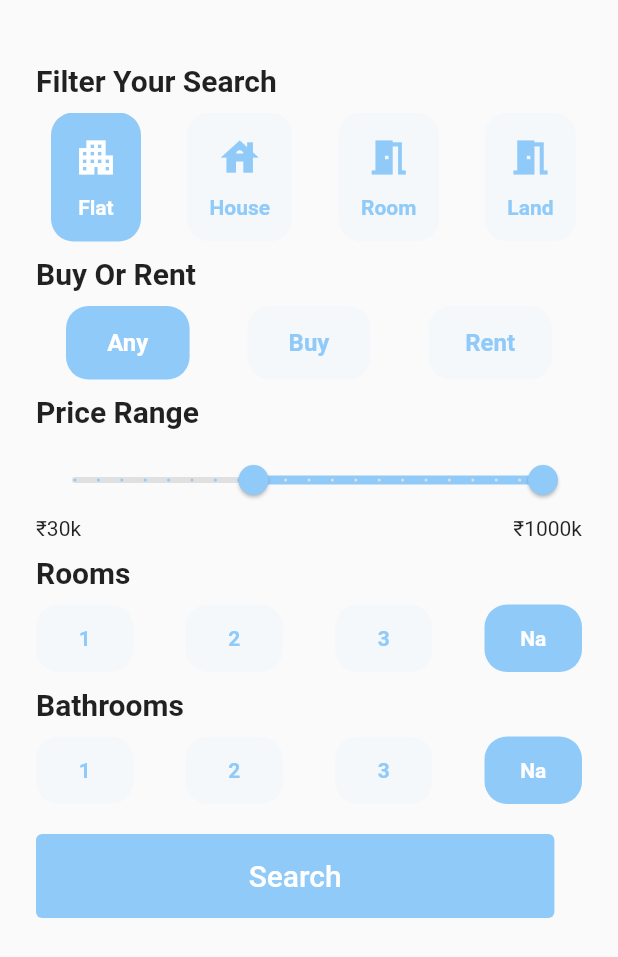
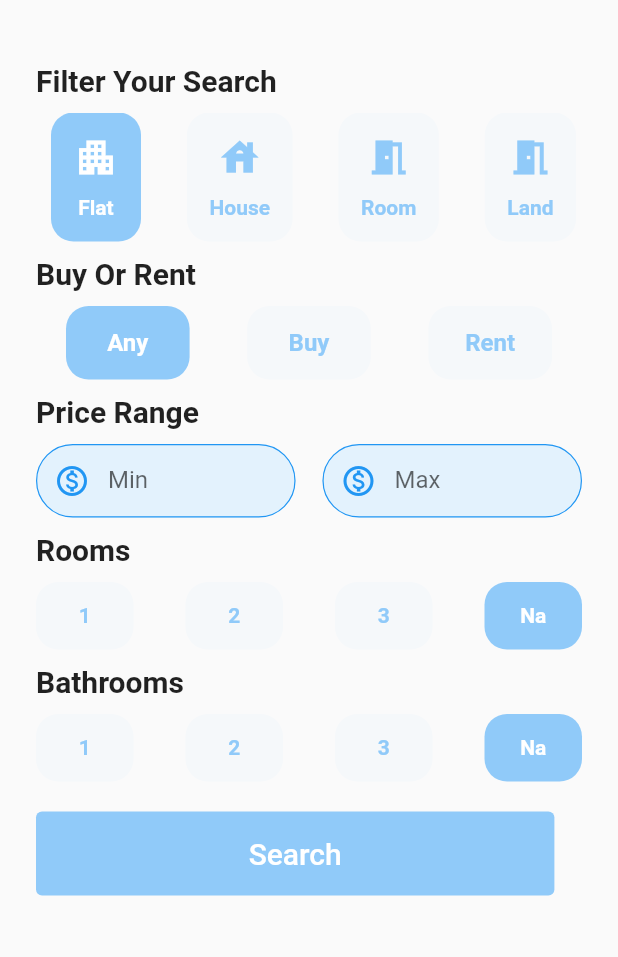
Before and after one commit to Sachitbansal/Property_Dealers_final, a Flutter app: the Filter widget shown alone on an empty page, opened directly with empty values, on a phone screen of 412 x 824 dp. Shown: the top 957 px of the screen. Run offline on Flutter 3.47's test engine with Material 2 defaults, Android fonts, the phone set to English and light mode, and no system bars; our stand-ins replace carousel_slider, cloud_firestore, connectivity_plus, firebase_auth, firebase_core, firebase_crashlytics and 8 more; missing offline and left inert: flutter_carousel_slider; accounts and stored records are empty; network calls fail; Roboto replaces fonts that are missing (Play).

```diff
--- a/lib/pages/filter.dart
+++ b/lib/pages/filter.dart
@@ -1,5 +1,6 @@
 import 'package:flutter/material.dart';
 import 'package:untitled/pages/search.dart';
+
 import '../widgets.dart';
 
 class Filter extends StatefulWidget {
@@ -156,39 +157,47 @@ class _FilterState extends State<Filter> {
               ),
             ],
           ),
-          RangeSlider(
-            labels: RangeLabels('$rangeLabelStart', '$rangeLabelEnd'),
-            values: selectedRange,
-            onChanged: (RangeValues newRange) {
-              setState(() {
-                selectedRange = newRange;
-                rangeLabelStart = newRange.start.roundToDouble();
-                rangeLabelEnd = newRange.end.roundToDouble();
-              });
-            },
-            min: 30,
-            max: 1000,
-            divisions: 20,
-            activeColor: kActiveColor,
-            inactiveColor: Colors.grey[300],
-          ),
           Row(
             mainAxisAlignment: MainAxisAlignment.spaceBetween,
-            children: const [
-              Text(
-                r"₹30k",
-                style: TextStyle(
-                  fontSize: 14,
+            children: [
+              SizedBox(
+                width: size.width * .42,
+                child: RoundedInputField(
+                  label: 'Min',
+                  keyboardtype: TextInputType.phone,
+                  obscureText: false,
+                  iconChoose: Icons.monetization_on_outlined,
+                  onChanged: (String) {rangeLabelStart = double.parse(String);},
                 ),
               ),
-              Text(
-                r"₹1000k",
-                style: TextStyle(
-                  fontSize: 14,
+              SizedBox(
+                  width: size.width * .42,
+                child: RoundedInputField(
+                  label: 'Max',
+                  keyboardtype: TextInputType.phone,
+                  obscureText: false,
+                  iconChoose: Icons.monetization_on_outlined,
+                  onChanged: (String) {rangeLabelEnd = double.parse(String);},
                 ),
-              ),
+              )
             ],
           ),
+          // RangeSlider(
+          //   labels: RangeLabels('$rangeLabelStart', '$rangeLabelEnd'),
+          //   values: selectedRange,
+          //   onChanged: (RangeValues newRange) {
+          //     setState(() {
+          //       selectedRange = newRange;
+          //       rangeLabelStart = newRange.start.roundToDouble();
+          //       rangeLabelEnd = newRange.end.roundToDouble();
+          //     });
+          //   },
+          //   min: 30,
+          //   max: 1000,
+          //   divisions: 20,
+          //   activeColor: kActiveColor,
+          //   inactiveColor: Colors.grey[300],
+          // ),
           const FilterTitle(
             title: 'Rooms',
           ),
--- a/lib/pages/house_details.dart
+++ b/lib/pages/house_details.dart
@@ -448,7 +448,7 @@ class _HouseDetailsState extends State<HouseDetails> {
                                       ),
                                     ),
                                     Text(
-                                      '₹${snapshot.data!['Price']}',
+                                      '₹${snapshot.data!['Price'].toString()}',
                                       style: GoogleFonts.play(
                                         color: const Color(0xfff63e3c),
                                         fontWeight: FontWeight.w600,
--- a/lib/widgets.dart
+++ b/lib/widgets.dart
@@ -135,7 +135,7 @@ class RoundedInputField extends StatelessWidget {
       this.iconChoose,
       required this.obscureText,
       required this.onChanged,
-      required this.suffixiIcon,
+      this.suffixiIcon,
       this.hint = ''})
       : super(key: key);
 
```
Also changed, not shown: lib/pages/search.dart (+39 -36 lines), lib/pages/update_property.dart (+10 -10 lines), 1 other file.
